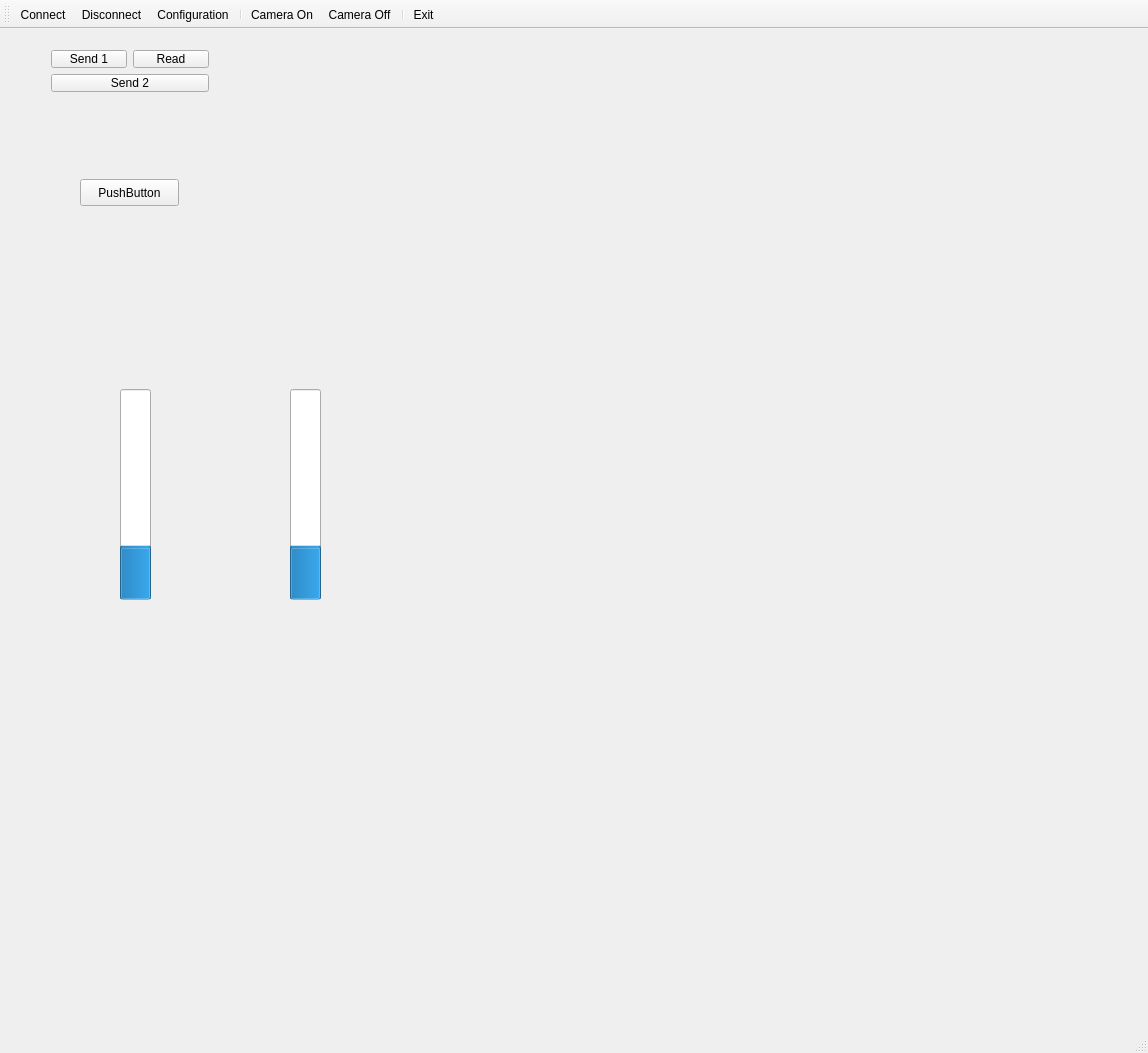
Old version of the form rgOCVSerial/rgOCVSerial/mainwindow.ui in the repository arielbernal/research.
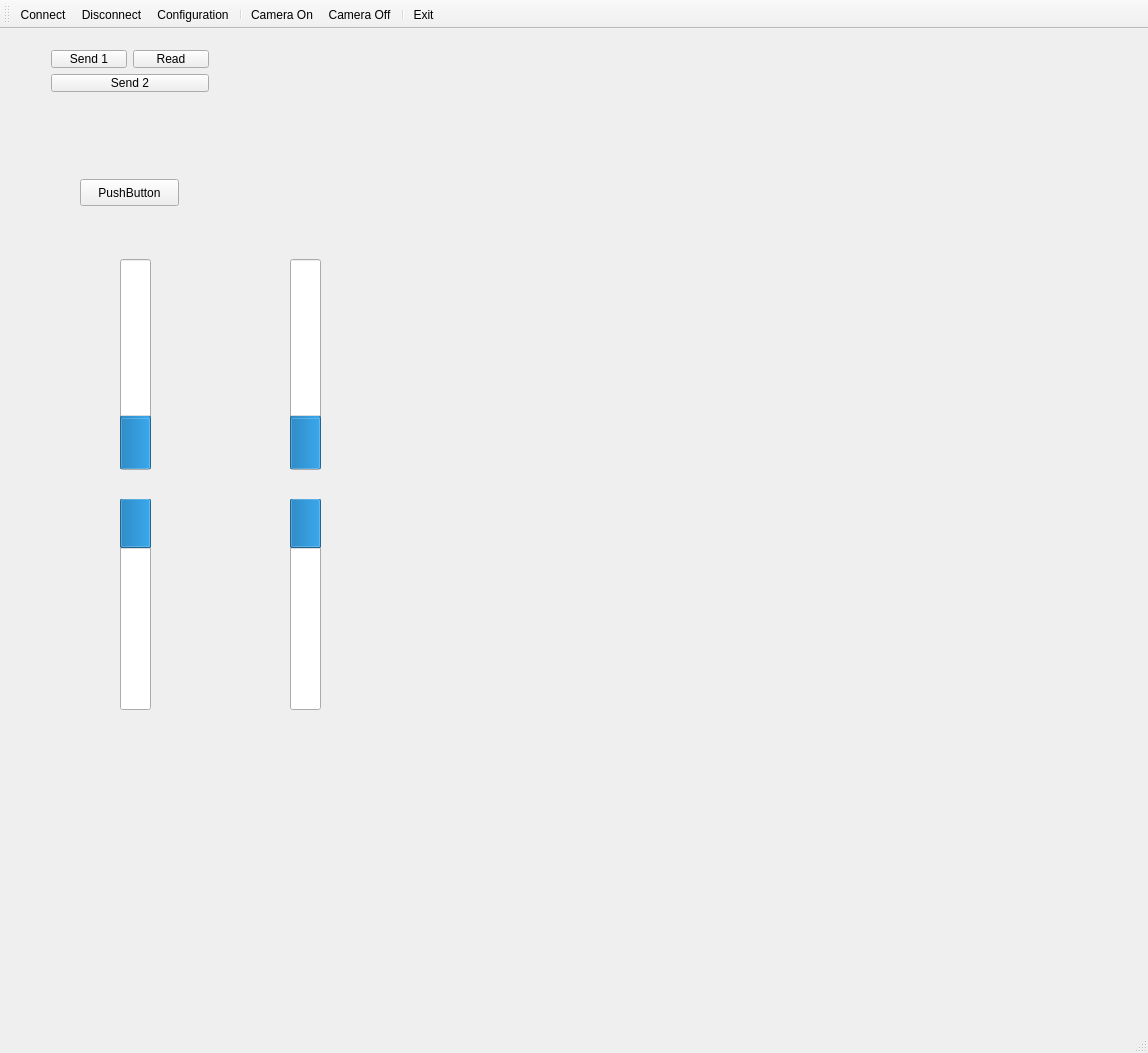
New version of the form. Icons and pictures are not drawn.

What changed in the file:
```diff
--- a/rgOCVSerial/rgOCVSerial/mainwindow.ui
+++ b/rgOCVSerial/rgOCVSerial/mainwindow.ui
@@ -68,7 +68,7 @@
     <property name="geometry">
      <rect>
       <x>120</x>
-      <y>360</y>
+      <y>230</y>
       <width>31</width>
       <height>211</height>
      </rect>
@@ -90,7 +90,7 @@
     <property name="geometry">
      <rect>
       <x>290</x>
-      <y>360</y>
+      <y>230</y>
       <width>31</width>
       <height>211</height>
      </rect>
@@ -108,6 +108,50 @@
      <enum>QProgressBar::TopToBottom</enum>
     </property>
    </widget>
+   <widget class="QProgressBar" name="motorRightB">
+    <property name="geometry">
+     <rect>
+      <x>290</x>
+      <y>470</y>
+      <width>31</width>
+      <height>211</height>
+     </rect>
+    </property>
+    <property name="value">
+     <number>24</number>
+    </property>
+    <property name="orientation">
+     <enum>Qt::Vertical</enum>
+    </property>
+    <property name="invertedAppearance">
+     <bool>true</bool>
+    </property>
+    <property name="textDirection">
+     <enum>QProgressBar::TopToBottom</enum>
+    </property>
+   </widget>
+   <widget class="QProgressBar" name="motorLeftB">
+    <property name="geometry">
+     <rect>
+      <x>120</x>
+      <y>470</y>
+      <width>31</width>
+      <height>211</height>
+     </rect>
+    </property>
+    <property name="value">
+     <number>24</number>
+    </property>
+    <property name="orientation">
+     <enum>Qt::Vertical</enum>
+    </property>
+    <property name="invertedAppearance">
+     <bool>true</bool>
+    </property>
+    <property name="textDirection">
+     <enum>QProgressBar::TopToBottom</enum>
+    </property>
+   </widget>
   </widget>
   <widget class="QMenuBar" name="menuBar">
    <property name="geometry">
```
Left out of the diff: 4 changed lines with no effect on the pictures.
